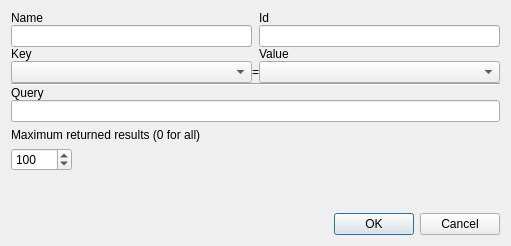
First picture: the form in src/Utils/SelectionDialog.ui, repository openstreetmap/merkaartor, before the edit.
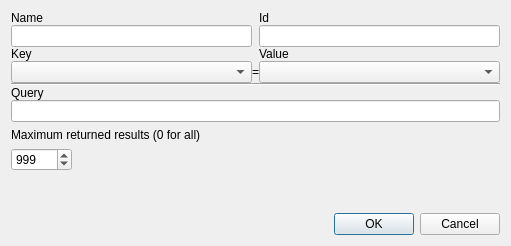
Second picture: the form after the edit.

Commit message: CHG : Set default max search results to 999

Diff of the .ui file:
```diff
--- a/src/Utils/SelectionDialog.ui
+++ b/src/Utils/SelectionDialog.ui
@@ -121,7 +121,7 @@
            <number>99999</number>
           </property>
           <property name="value">
-           <number>100</number>
+           <number>999</number>
           </property>
          </widget>
         </item>
```
The commit also changes 1 other file.
